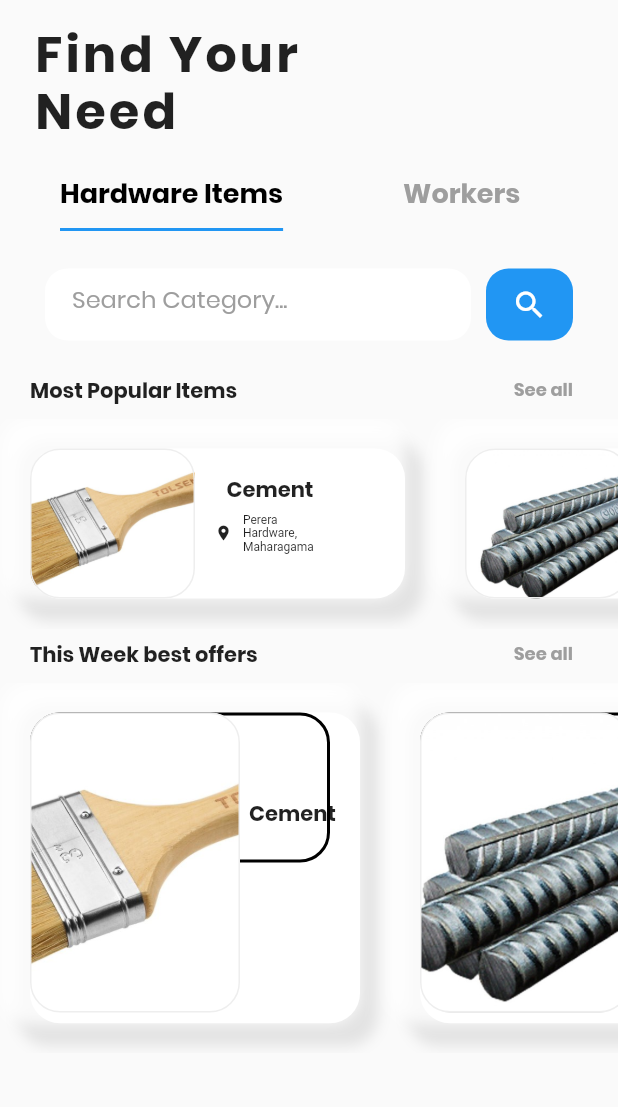
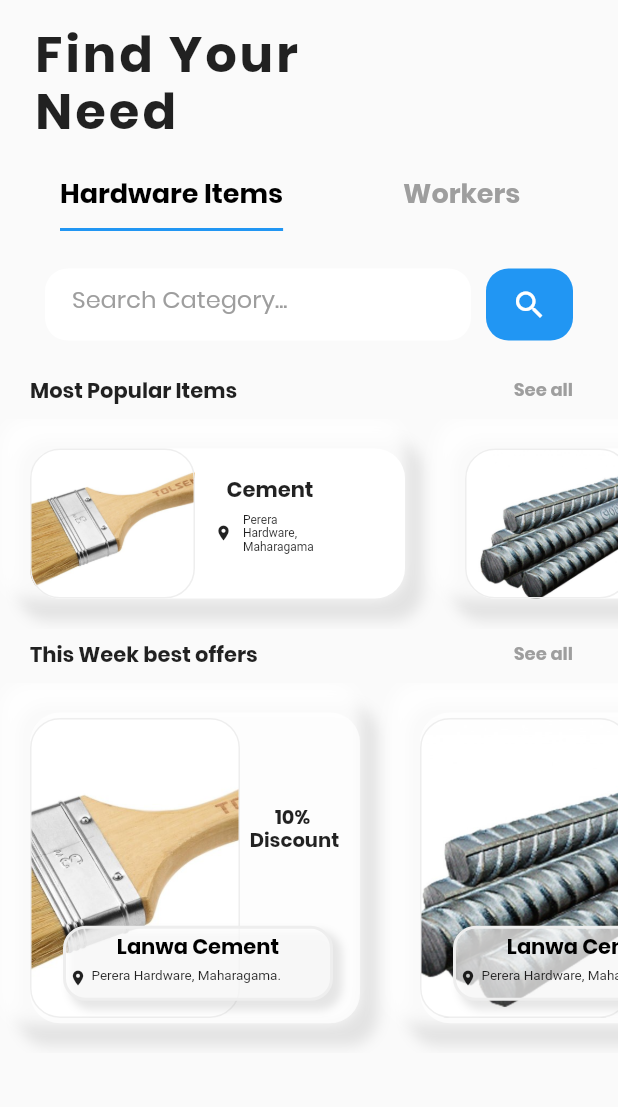
Before and after one commit to ProSiteGroup2/Group2, a Flutter app: the screen it shows after launch, on a phone screen of 412 x 824 dp, the part 90-1197 px from its top. Run offline on Flutter 3.47's test engine with Material 2 defaults, Android fonts, the phone set to English and light mode, and no system bars.

Commit message:
carousal stack

```diff
--- a/lib/components/image_causerol_a.dart
+++ b/lib/components/image_causerol_a.dart
@@ -47,7 +47,7 @@
 
                           // margin: EdgeInsets.only( right:20,top: 15),
                           decoration: BoxDecoration(
-                            color: Colors.white,
+                            color: Colors.white70,
                             //  border: Border.all(width: 2, color: Colors.grey.shade200),
                              borderRadius: BorderRadius.all(Radius.circular(20)),
                               boxShadow: [
@@ -67,17 +67,8 @@
                           ),
 
                           child: Stack(
+                            alignment: AlignmentDirectional.center,
                             children: [
-                              Container(
-                                height: 100,
-                                width: 200,
-                                  decoration: BoxDecoration(
-
-                                         border: Border.all(width: 2, color: Colors.black),
-                                         borderRadius: BorderRadius.all(Radius.circular(20)),
-                                  ),
-                              ),
-
                               Container(
                                     child: Row(
                                       children: [
@@ -106,38 +97,15 @@
                                         child: Column(
                                           children: [
                                             Container(
-                                        child: Text("Cement",
-                                      textAlign: TextAlign.right,
+                                              child: Text("10%\n Discount",
+                                            textAlign: TextAlign.center,
                                             style: TextStyle(
                                                 fontFamily: "poppins",
-                                          fontSize: 14,
+                                                fontSize: 13,
                                                 fontWeight: FontWeight.bold,
                                                 height: 1.15),),
                                             ),
-                                      // Container(
-                                      //   width: 100,
-                                      //   margin: EdgeInsets.all(7),
-                                      //   padding: EdgeInsets.only(left:2.0,right: 2),
-                                      //   child: Row(
-                                      //     children: [
-                                      //       Container(
-                                      //         width: 20,
-                                      //         child: Icon(Icons.location_on,size: 12.0,)),
-                                      //       Container(
-                                      //         width:60,
-                                      //         padding: EdgeInsets.only(left:3.0,right: 2),
-                                      //         child: Text(
-                                      //           "Perera Hardware, Maharagama",
-                                      //            style: TextStyle(
-                                      //              fontSize: 8),
-                                      //              maxLines:3,
-                                      //              overflow: TextOverflow.ellipsis
-                                      //              ,softWrap: false,
-                                      //              ))
-                                      //     ],
-                                      //   ),
-                                      // )
-
+                                            //
 
                                           ],
 
@@ -147,8 +115,73 @@
                                ],
                             ),
 
+                              ),
+
+                              Positioned(
+                                bottom: 15,
+                                right: 18,
+
+                                child: Container(
+                                  height: 50,
+                                  width: 180,
+                                  alignment: Alignment.centerRight,
+                                    decoration: BoxDecoration(
+                                          color: Colors.white70,
+                                           border: Border.all(width: 2, color: Colors.grey.shade200),
+                                           borderRadius: BorderRadius.all(Radius.circular(15)),
+                                           boxShadow: [
+                                              BoxShadow(
+                                                color: Colors.grey.withOpacity(0.25),
+                                                spreadRadius: 1,
+                                                blurRadius: 4,
+                                                offset: Offset(5, 5), // changes position of shadow
+                                              ),]
+
+
+                                    ),
+                                    child: Column(
+                                      children: [
+                                           Container(
+                                             margin: EdgeInsets.all(5),
+                                             alignment: Alignment.center,
+                                             child: Text("Lanwa Cement",
+                                                          style: TextStyle(
+                                                                color: Colors.black,
+                                                                fontFamily: "poppins",
+                                                                fontSize: 14,
+                                                                fontWeight: FontWeight.bold,
+                                                                height: 1.15),
+                                                                ),
+                                                      ),
+                                            Container(
+                                              width: kPropWidth(context, 1),
+                                              padding: EdgeInsets.only(left:2.0),
+                                              child: Row(
+                                                children: [
+                                                  Container(
+                                                    width: 10,
+                                                    child: Icon(Icons.location_on,size: 12.0,)),
+                                                  Container(
+                                                    padding: EdgeInsets.fromLTRB(5, 0, 0, 2),
+                                                    alignment: Alignment.center,
+                                                    child: Text(
+                                                      "Perera Hardware, Maharagama.",
+                                                       style: TextStyle(
+                                                         fontSize: 9),
+                                                         maxLines:3,
+                                                         overflow: TextOverflow.ellipsis
+                                                         ,softWrap: false,
+                                                         ))
+                                                ],
+                                              ),
                                             )
                                         ],
+                                    ),
+                                ),
+                              ),
+
+                              ],
+
                             ),
                         );
 
--- a/lib/main.dart
+++ b/lib/main.dart
@@ -3,6 +3,7 @@
 // ignore: unused_import
 import 'dart:ui';
 
+// ignore: unused_import
 import 'package:hardware_new/src/ui/item_details.dart';
 
 void main() {
--- a/lib/src/ui/home_screen.dart
+++ b/lib/src/ui/home_screen.dart
@@ -181,7 +181,9 @@
                                           border: OutlineInputBorder(
                                             borderRadius: BorderRadius.circular(15),
                                             borderSide: BorderSide.none
+
                                           ),
+
                                         hintText: 'Search Category...',
                                         hintStyle: TextStyle(
 
```
Lines whose indentation alone changed are shown as unchanged.
